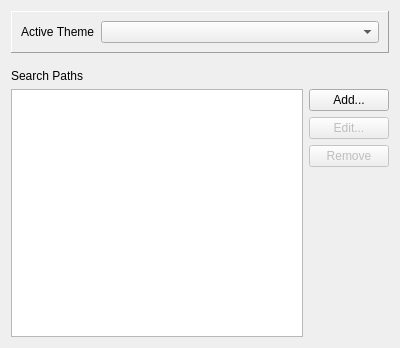
Old version of the form BlueBerry/Bundles/org.blueberry.ui.qt/src/internal/berryQtStylePreferencePage.ui in the repository MITK/MITK.
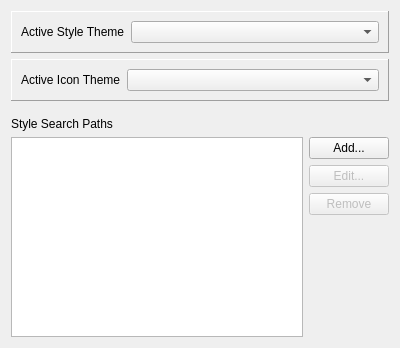
New version of the form.

Commit message:
Added tango and awesome icons
Additionally the user can now use the preferences menu to switch between
them at runtime.

```diff
--- a/BlueBerry/Bundles/org.blueberry.ui.qt/src/internal/berryQtStylePreferencePage.ui
+++ b/BlueBerry/Bundles/org.blueberry.ui.qt/src/internal/berryQtStylePreferencePage.ui
@@ -32,7 +32,7 @@
       <item>
        <widget class="QLabel" name="label">
         <property name="text">
-         <string>Active Theme</string>
+         <string>Active Style Theme</string>
         </property>
        </widget>
       </item>
@@ -49,6 +49,35 @@
      </layout>
     </widget>
    </item>
+   <item>
+    <widget class="QFrame" name="m_IconThemeFrame">
+     <property name="frameShape">
+      <enum>QFrame::Panel</enum>
+     </property>
+     <property name="frameShadow">
+      <enum>QFrame::Raised</enum>
+     </property>
+     <layout class="QHBoxLayout" name="horizontalLayout_3">
+      <item>
+       <widget class="QLabel" name="m_IconThemeLabel">
+        <property name="text">
+         <string>Active Icon Theme</string>
+        </property>
+       </widget>
+      </item>
+      <item>
+       <widget class="QComboBox" name="m_IconThemeComboBox">
+        <property name="sizePolicy">
+         <sizepolicy hsizetype="Preferred" vsizetype="Fixed">
+          <horstretch>1</horstretch>
+          <verstretch>0</verstretch>
+         </sizepolicy>
+        </property>
+       </widget>
+      </item>
+     </layout>
+    </widget>
+   </item>
    <item>
     <spacer name="verticalSpacer_2">
      <property name="orientation">
@@ -68,7 +97,7 @@
    <item>
     <widget class="QLabel" name="label_2">
      <property name="text">
-      <string>Search Paths</string>
+      <string>Style Search Paths</string>
      </property>
     </widget>
    </item>
```
The commit also changes 27 other files.
